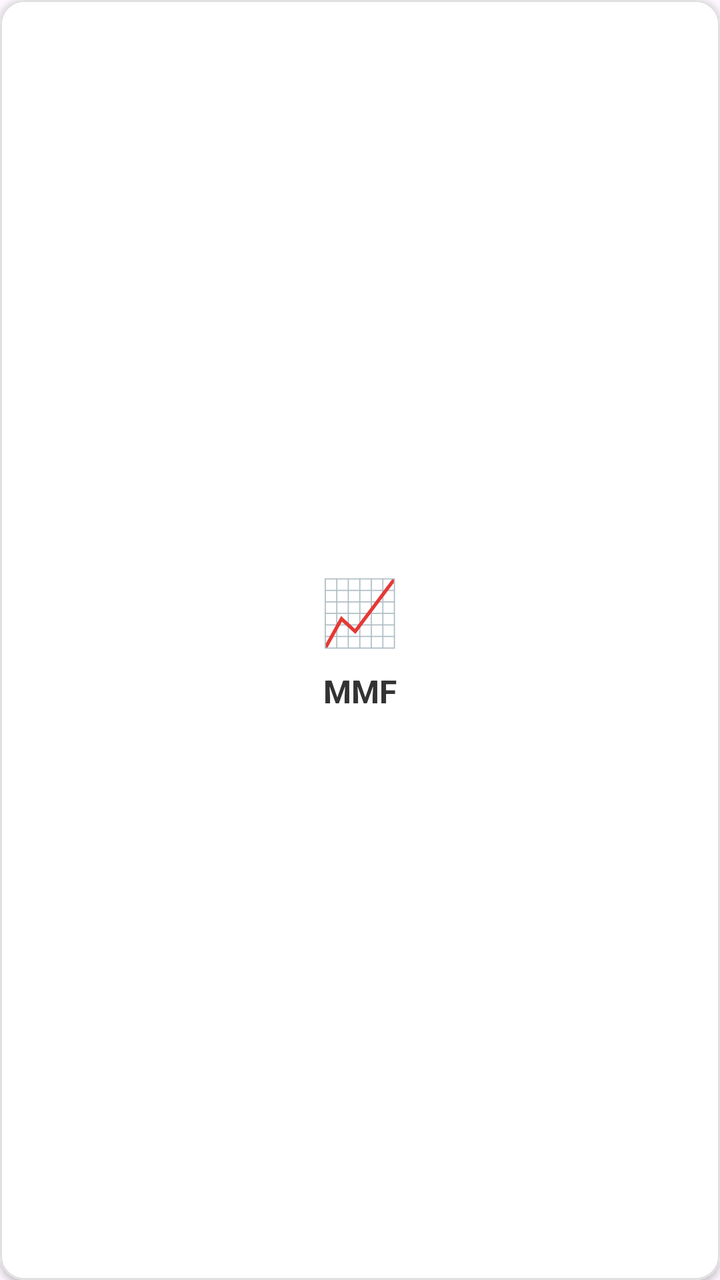
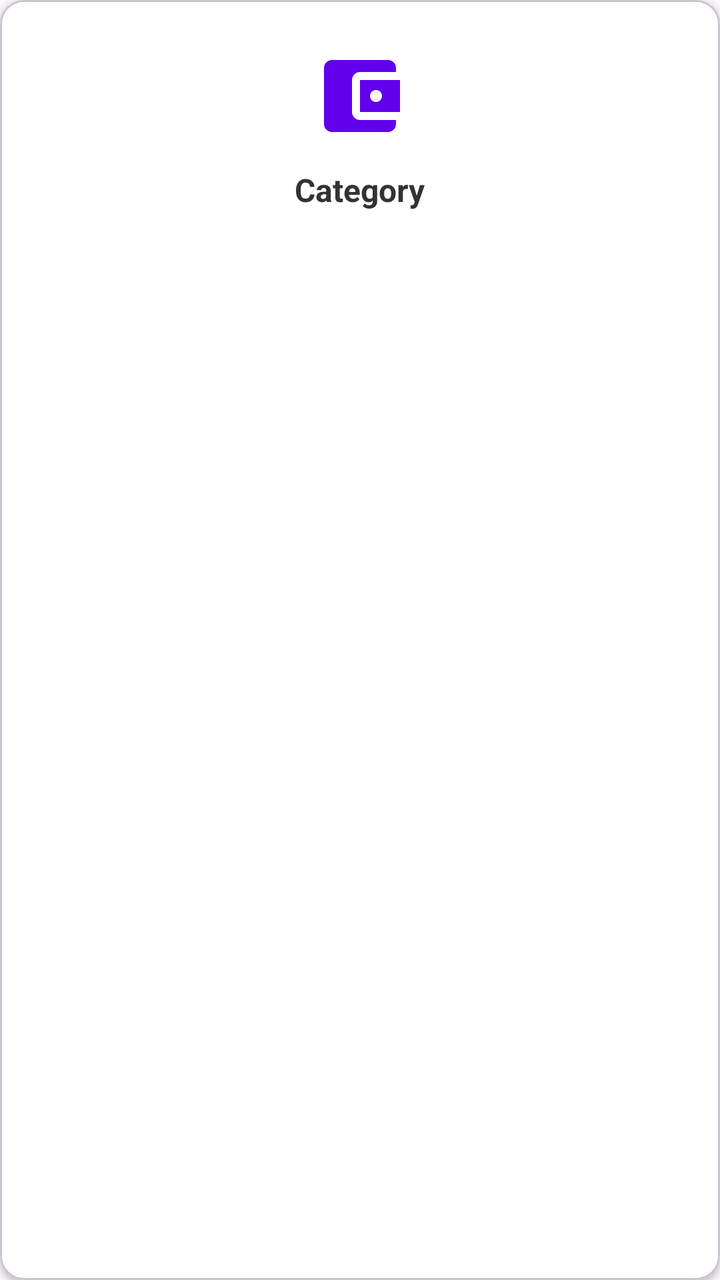

Two renders of the same Android screen: before a commit and after it. Below are the layout's source before the change and the commit's diff.
<!-- AndroidManifest.xml: application theme Theme.InvestmentAndSavingsSimulator -->
<!-- res/layout/item_category.xml -->
<?xml version="1.0" encoding="utf-8"?>
<com.google.android.material.card.MaterialCardView
    xmlns:android="http://schemas.android.com/apk/res/android"
    xmlns:app="http://schemas.android.com/apk/res-auto"
    android:layout_width="match_parent"
    android:layout_height="120dp"
    android:layout_margin="8dp"
    app:cardCornerRadius="12dp"
    app:cardElevation="2dp"
    app:strokeWidth="1dp"
    app:strokeColor="#E0E0E0">

    <LinearLayout
        android:layout_width="match_parent"
        android:layout_height="match_parent"
        android:orientation="vertical"
        android:gravity="center"
        android:background="#FFFFFF">

        <TextView
            android:id="@+id/tvCategoryIcon"
            android:layout_width="wrap_content"
            android:layout_height="wrap_content"
            android:text="📈"
            android:textSize="32sp" />

        <TextView
            android:id="@+id/tvCategoryName"
            android:layout_width="wrap_content"
            android:layout_height="wrap_content"
            android:text="MMF"
            android:textSize="16sp"
            android:textStyle="bold"
            android:textColor="#333333"
            android:layout_marginTop="8dp"/>
    </LinearLayout>
</com.google.android.material.card.MaterialCardView>
<!-- resources referenced by this layout -->
<resources>
  <style name="Theme.InvestmentAndSavingsSimulator" parent="Base.Theme.InvestmentAndSavingsSimulator" />
  <style name="Base.Theme.InvestmentAndSavingsSimulator" parent="Theme.Material3.DayNight.NoActionBar">
          
          
      </style>
</resources>

<!-- the commit's change to res/layout/item_category.xml (unified diff, before → after) -->
@@ -3,35 +3,34 @@
     xmlns:android="http://schemas.android.com/apk/res/android"
     xmlns:app="http://schemas.android.com/apk/res-auto"
     android:layout_width="match_parent"
-    android:layout_height="120dp"
+    android:layout_height="wrap_content"
     android:layout_margin="8dp"
     app:cardCornerRadius="12dp"
     app:cardElevation="2dp"
-    app:strokeWidth="1dp"
-    app:strokeColor="#E0E0E0">
+    app:cardBackgroundColor="@android:color/white">
 
     <LinearLayout
         android:layout_width="match_parent"
-        android:layout_height="match_parent"
+        android:layout_height="wrap_content"
         android:orientation="vertical"
         android:gravity="center"
-        android:background="#FFFFFF">
+        android:padding="24dp">
 
-        <TextView
-            android:id="@+id/tvCategoryIcon"
-            android:layout_width="wrap_content"
-            android:layout_height="wrap_content"
-            android:text="📈"
-            android:textSize="32sp" />
+        <ImageView
+            android:id="@+id/ivCategoryIcon"
+            android:layout_width="48dp"
+            android:layout_height="48dp"
+            android:src="@drawable/ic_mmf"
+            app:tint="@color/design_default_color_primary" />
 
         <TextView
             android:id="@+id/tvCategoryName"
             android:layout_width="wrap_content"
             android:layout_height="wrap_content"
-            android:text="MMF"
+            android:layout_marginTop="12dp"
+            android:text="Category"
             android:textSize="16sp"
             android:textStyle="bold"
-            android:textColor="#333333"
-            android:layout_marginTop="8dp"/>
+            android:textColor="#333333" />
     </LinearLayout>
 </com.google.android.material.card.MaterialCardView>
<!-- resource entries referenced after the edit -->
@@ -1,5 +1,11 @@
 <!-- resources referenced by this layout -->
 <resources>
+  <!-- drawable ic_mmf (drawable) -->
+  <vector xmlns:android="http://schemas.android.com/apk/res/android" android:height="24dp" android:tint="#000000" android:viewportHeight="24" android:viewportWidth="24" android:width="24dp">
+        
+      <path android:fillColor="@android:color/white" android:pathData="M21,18v1c0,1.1 -0.9,2 -2,2L5,21c-1.11,0 -2,-0.9 -2,-2L3,5c0,-1.1 0.89,-2 2,-2h14c1.1,0 2,0.9 2,2v1h-9c-1.11,0 -2,0.9 -2,2v8c0,1.1 0.89,2 2,2h9zM12,16h10L22,8L12,8v8zM16,13.5c-0.83,0 -1.5,-0.67 -1.5,-1.5s0.67,-1.5 1.5,-1.5 1.5,0.67 1.5,1.5 -0.67,1.5 -1.5,1.5z"/>
+      
+  </vector>
   <style name="Theme.InvestmentAndSavingsSimulator" parent="Base.Theme.InvestmentAndSavingsSimulator" />
   <style name="Base.Theme.InvestmentAndSavingsSimulator" parent="Theme.Material3.DayNight.NoActionBar">
           
